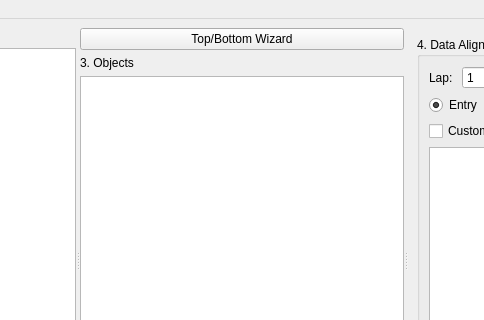
Old version of the form apps/ui/projectwindow.ui in the repository hankedan000/gopro-overlay; both pictures show x 258 to 742 and y 0 to 320 of the 1053 by 707 pixel window.
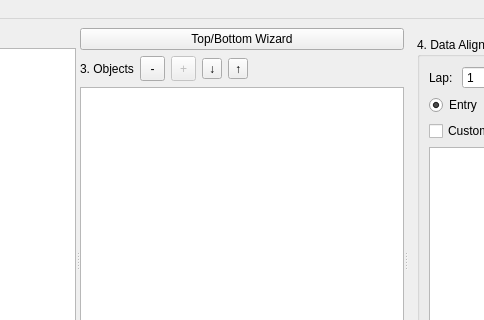
New version of the form.

Commit message: Implements removal of entities

```diff
--- a/apps/ui/projectwindow.ui
+++ b/apps/ui/projectwindow.ui
@@ -85,11 +85,74 @@
              </widget>
             </item>
             <item>
-             <widget class="QLabel" name="label_2">
-              <property name="text">
-               <string>3. Objects</string>
+             <layout class="QHBoxLayout" name="horizontalLayout_5">
+              <property name="topMargin">
+               <number>0</number>
               </property>
-             </widget>
+              <item>
+               <widget class="QLabel" name="label_2">
+                <property name="text">
+                 <string>3. Objects</string>
+                </property>
+               </widget>
+              </item>
+              <item>
+               <widget class="QToolButton" name="removeEntity_ToolButton">
+                <property name="minimumSize">
+                 <size>
+                  <width>25</width>
+                  <height>25</height>
+                 </size>
+                </property>
+                <property name="text">
+                 <string>-</string>
+                </property>
+               </widget>
+              </item>
+              <item>
+               <widget class="QToolButton" name="addEntity_ToolButton">
+                <property name="enabled">
+                 <bool>false</bool>
+                </property>
+                <property name="minimumSize">
+                 <size>
+                  <width>25</width>
+                  <height>25</height>
+                 </size>
+                </property>
+                <property name="text">
+                 <string>+</string>
+                </property>
+               </widget>
+              </item>
+              <item>
+               <widget class="QToolButton" name="moveEntityDown_ToolButton">
+                <property name="text">
+                 <string>↓</string>
+                </property>
+               </widget>
+              </item>
+              <item>
+               <widget class="QToolButton" name="moveEntityUp_ToolButton">
+                <property name="text">
+                 <string>↑</string>
+                </property>
+               </widget>
+              </item>
+              <item>
+               <spacer name="horizontalSpacer">
+                <property name="orientation">
+                 <enum>Qt::Horizontal</enum>
+                </property>
+                <property name="sizeHint" stdset="0">
+                 <size>
+                  <width>40</width>
+                  <height>20</height>
+                 </size>
+                </property>
+               </spacer>
+              </item>
+             </layout>
             </item>
             <item>
              <widget class="QTableView" name="renderEntitiesTable"/>
```
The commit also changes 1 other file.
